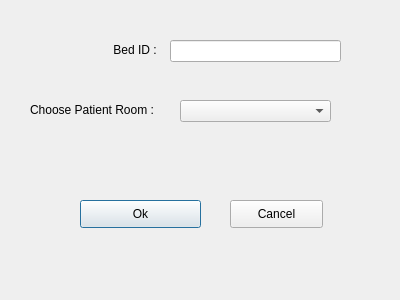
Before: the Qt Designer form Design/roomAddBed.ui in SPRYK/DatabaseProject, drawn with Qt 5.
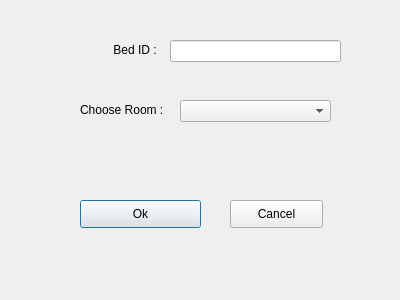
After: the same form once the commit is applied.

```diff
--- a/Design/roomAddBed.ui
+++ b/Design/roomAddBed.ui
@@ -62,14 +62,14 @@
   <widget class="QLabel" name="label_7">
    <property name="geometry">
     <rect>
-     <x>30</x>
+     <x>80</x>
      <y>100</y>
-     <width>151</width>
+     <width>101</width>
      <height>20</height>
     </rect>
    </property>
    <property name="text">
-    <string>Choose Patient Room :</string>
+    <string>Choose Room :</string>
    </property>
   </widget>
   <widget class="QPushButton" name="pushButton_2">
```
Left out of the diff: 8 changed lines with no effect on the pictures.
